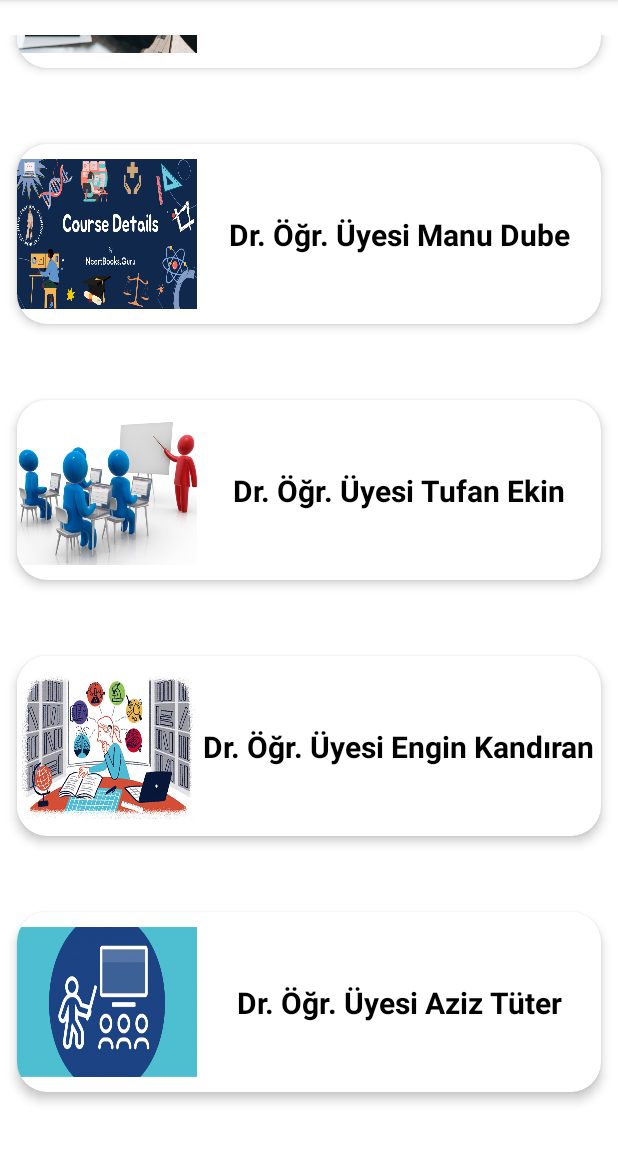
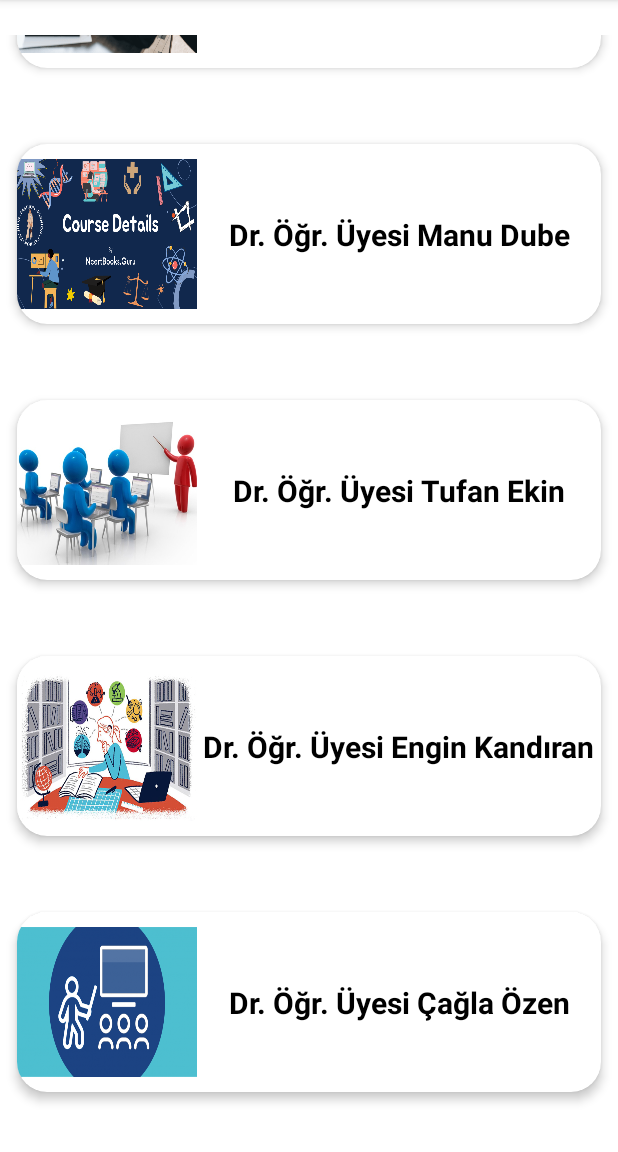
Before and after one commit to levent-gundogdu/KotlinStudentTeacherAppointmentApp, an Android app: the StudentFeedActivity screen opened directly, with no data from a screen before it, scrolled down 294 dp, on a phone screen of 412 x 824 dp, the part 84-1236 px from its top. Run offline under Robolectric (Android 15) with nearby library versions, the phone set to English and light mode, and no system bars; our stand-ins replace Firebase (no records; nobody signed in at launch, a user with empty details on screens opened directly).

Commit message:
Kucuk duzeltmeler

```diff
--- a/app/src/main/java/com/leventgundogdu/studentteacherappointmentsystem/StudentFeedActivity.kt
+++ b/app/src/main/java/com/leventgundogdu/studentteacherappointmentsystem/StudentFeedActivity.kt
@@ -39,7 +39,7 @@ class StudentFeedActivity : AppCompatActivity() {
         courseList.add(Course(R.drawable.course3, "Dr. Öğr. Üyesi Manu Dube" ))
         courseList.add(Course(R.drawable.course4, "Dr. Öğr. Üyesi Tufan Ekin" ))
         courseList.add(Course(R.drawable.course5, "Dr. Öğr. Üyesi Engin Kandıran" ))
-        courseList.add(Course(R.drawable.course6, "Dr. Öğr. Üyesi Aziz Tüter" ))
+        courseList.add(Course(R.drawable.course6, "Dr. Öğr. Üyesi Çağla Özen" ))
 
         courseAdaptor = CourseAdaptor(courseList)
         recyclerView.adapter = courseAdaptor
--- a/app/src/main/java/com/leventgundogdu/studentteacherappointmentsystem/TeacherFeedActivity.kt
+++ b/app/src/main/java/com/leventgundogdu/studentteacherappointmentsystem/TeacherFeedActivity.kt
@@ -71,7 +71,7 @@ class TeacherFeedActivity : AppCompatActivity() {
 
         appointmentData.get().addOnSuccessListener {
             for (document in it) {
-                if (document.getString("teacherEmail").equals("can@can.com")) {
+                if (document.getString("teacherEmail").equals(auth.currentUser!!.email)) {
                     val date = document.getString("date")!!
                     val time = document.getString("time")!!
 
@@ -90,7 +90,7 @@ class TeacherFeedActivity : AppCompatActivity() {
 
     override fun onCreateOptionsMenu(menu: Menu?): Boolean {
         val menuInflater = menuInflater
-        menuInflater.inflate(R.menu.feed_menu, menu)
+        menuInflater.inflate(R.menu.teacher_feed_menu, menu)
 
         return super.onCreateOptionsMenu(menu)
     }
--- a/app/src/main/res/layout/activity_detailed.xml
+++ b/app/src/main/res/layout/activity_detailed.xml
@@ -51,7 +51,7 @@
         android:layout_marginTop="50dp"
         android:layout_marginEnd="111dp"
         android:layout_marginBottom="150dp"
-        android:text="Sohbete Git"
+        android:text="Start Chat"
         app:layout_constraintBottom_toBottomOf="parent"
         app:layout_constraintEnd_toEndOf="parent"
         app:layout_constraintStart_toStartOf="parent"
```
